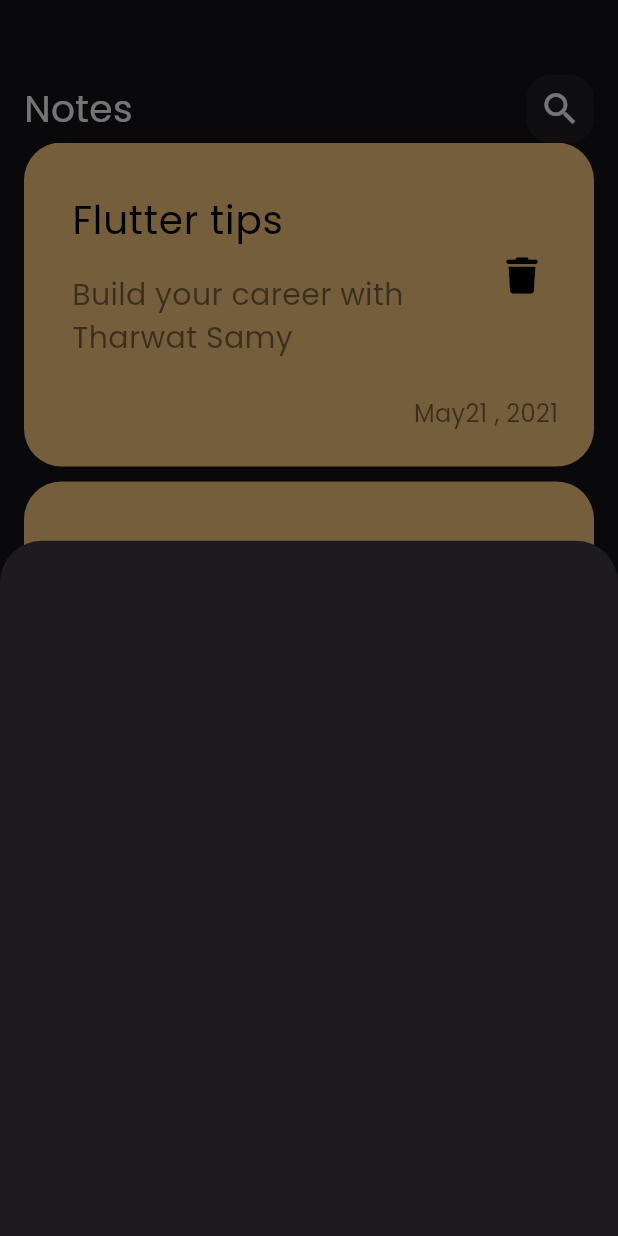
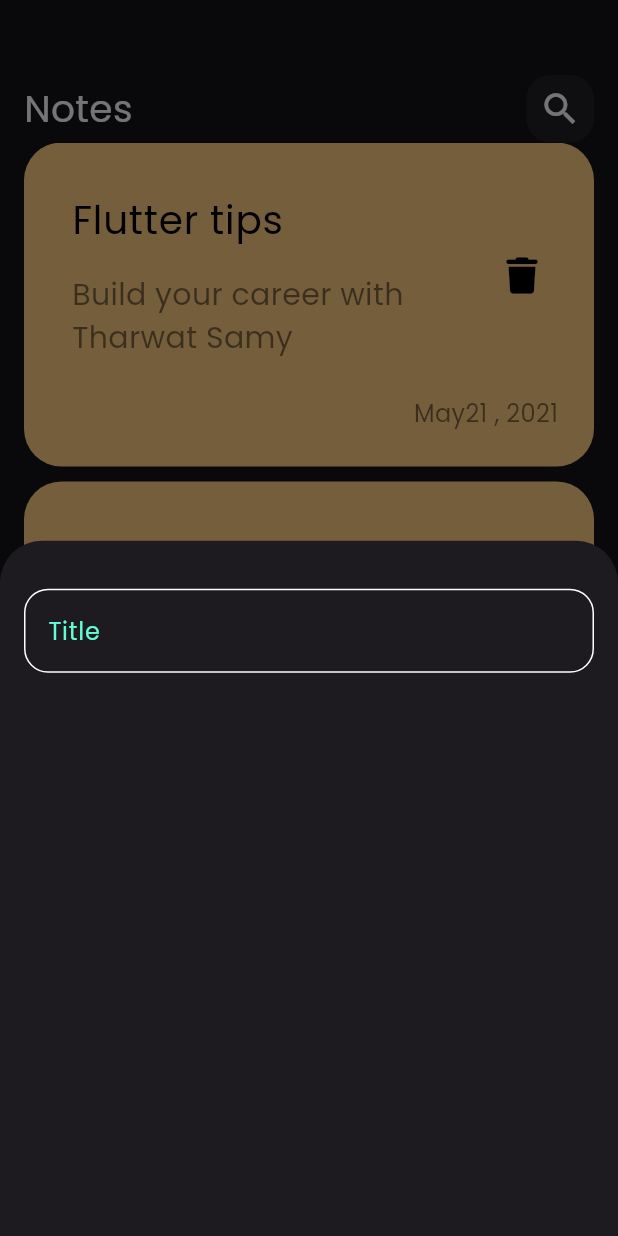
Before and after one commit to aya446/notes_app, a Flutter app: the screen it shows after launch, after a tap on the "add" icon, on a phone screen of 412 x 824 dp. Run offline on Flutter 3.47's test engine with Material 3 defaults, Android fonts, the phone set to English and light mode, and no system bars; our stand-ins replace font_awesome_flutter.

Commit message:
create custom text field

```diff
--- /dev/null
+++ b/lib/constants.dart
@@ -0,0 +1,4 @@
+import 'package:flutter/material.dart';
+
+
+const KPrimaryColor = Color(0xff62FCD7);
--- a/lib/widgets/add_note_bottom_sheet.dart
+++ b/lib/widgets/add_note_bottom_sheet.dart
@@ -1,4 +1,5 @@
 import 'package:flutter/material.dart';
+import 'package:notes_app/widgets/costum_text_field.dart';
 
 
 class AddNoteBottomSheet extends StatelessWidget {
@@ -6,6 +7,14 @@ class AddNoteBottomSheet extends StatelessWidget {
 
   @override
   Widget build(BuildContext context) {
-    return Container();
+    return const Padding(
+      padding: EdgeInsets.symmetric(horizontal: 16.0),
+      child: Column(
+        children: [
+          SizedBox(height: 32,),
+          CostumTextField(),
+        ],
+      ),
+    );
   }
 }
--- /dev/null
+++ b/lib/widgets/costum_text_field.dart
@@ -0,0 +1,27 @@
+import 'package:flutter/material.dart';
+import 'package:notes_app/constants.dart';
+
+class CostumTextField extends StatelessWidget {
+  const CostumTextField({super.key});
+
+  @override
+  Widget build(BuildContext context) {
+    return TextField(
+      cursorColor: KPrimaryColor,
+      decoration: InputDecoration(
+        hintText:  'Title',
+        hintStyle: TextStyle(color: KPrimaryColor),
+        border: BuildBorder(),
+        enabledBorder: BuildBorder(),
+        focusedBorder: BuildBorder(KPrimaryColor),
+      ),
+    );
+  }
+
+  OutlineInputBorder BuildBorder([color]) {
+    return OutlineInputBorder(
+      borderRadius: BorderRadius.circular(16),
+      borderSide: BorderSide(color: color ?? Colors.white),
+    );
+  }
+}
```
